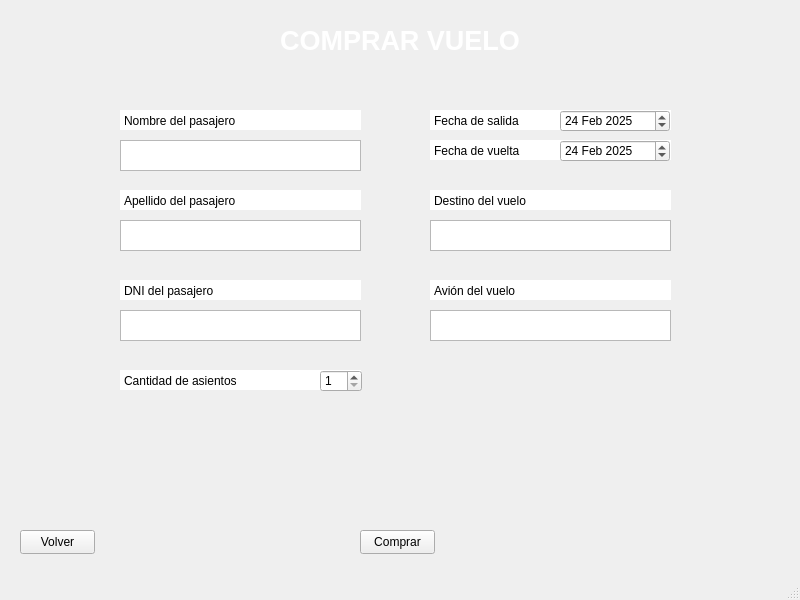
ilopjim13/PersistenciaDatos_PyQT, file compras.ui: the form before one commit.
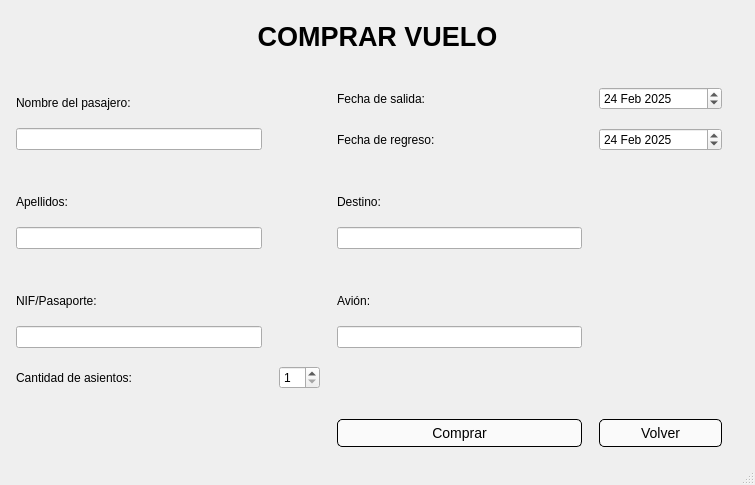
The form after the commit. Icons and pictures are not drawn.

Commit message: ventanas de compras y vuelos responsives

The edit to the form file:
```diff
--- a/compras.ui
+++ b/compras.ui
@@ -6,10 +6,16 @@
    <rect>
     <x>0</x>
     <y>0</y>
-    <width>800</width>
-    <height>600</height>
+    <width>755</width>
+    <height>485</height>
    </rect>
   </property>
+  <property name="minimumSize">
+   <size>
+    <width>755</width>
+    <height>485</height>
+   </size>
+  </property>
   <property name="windowTitle">
    <string>Vuelos App</string>
   </property>
@@ -20,518 +26,265 @@
     }
    </string>
   </property>
-  <widget class="QWidget" name="centralwidget">
-   <widget class="QLabel" name="Titulo">
-    <property name="geometry">
-     <rect>
-      <x>0</x>
-      <y>10</y>
-      <width>800</width>
-      <height>60</height>
-     </rect>
+  <widget class="QWidget" name="principal">
+   <layout class="QGridLayout" name="gridLayout" columnstretch="2,0,2,1,0">
+    <property name="leftMargin">
+     <number>16</number>
     </property>
-    <property name="font">
-     <font>
-      <family>Arial</family>
-      <pointsize>20</pointsize>
-      <bold>true</bold>
-     </font>
+    <property name="topMargin">
+     <number>16</number>
     </property>
-    <property name="layoutDirection">
-     <enum>Qt::LeftToRight</enum>
+    <property name="rightMargin">
+     <number>16</number>
     </property>
-    <property name="styleSheet">
-     <string notr="true">color: white;</string>
+    <property name="bottomMargin">
+     <number>16</number>
     </property>
-    <property name="text">
-     <string>COMPRAR VUELO</string>
+    <property name="horizontalSpacing">
+     <number>17</number>
     </property>
-    <property name="alignment">
-     <set>Qt::AlignCenter</set>
+    <property name="verticalSpacing">
+     <number>18</number>
     </property>
-   </widget>
-   <widget class="QTextEdit" name="te_nombre">
-    <property name="geometry">
-     <rect>
-      <x>120</x>
-      <y>140</y>
-      <width>241</width>
-      <height>31</height>
-     </rect>
-    </property>
-   </widget>
-   <widget class="QTextEdit" name="te_apellido">
-    <property name="geometry">
-     <rect>
-      <x>120</x>
-      <y>220</y>
-      <width>241</width>
-      <height>31</height>
-     </rect>
-    </property>
-   </widget>
-   <widget class="QSpinBox" name="bt_cantidad">
-    <property name="geometry">
-     <rect>
-      <x>320</x>
-      <y>370</y>
-      <width>42</width>
-      <height>22</height>
-     </rect>
-    </property>
-    <property name="minimum">
-     <number>1</number>
-    </property>
-   </widget>
-   <widget class="QTextEdit" name="te_dni">
-    <property name="geometry">
-     <rect>
-      <x>120</x>
-      <y>310</y>
-      <width>241</width>
-      <height>31</height>
-     </rect>
-    </property>
-   </widget>
-   <widget class="QPushButton" name="boton_comprar">
-    <property name="geometry">
-     <rect>
-      <x>360</x>
-      <y>530</y>
-      <width>75</width>
-      <height>24</height>
-     </rect>
-    </property>
-    <property name="text">
-     <string>Comprar</string>
-    </property>
-   </widget>
-   <widget class="QDateEdit" name="fc_salida">
-    <property name="geometry">
-     <rect>
-      <x>560</x>
-      <y>110</y>
-      <width>110</width>
-      <height>22</height>
-     </rect>
-    </property>
-    <property name="dateTime">
-     <datetime>
-      <hour>22</hour>
-      <minute>0</minute>
-      <second>0</second>
-      <year>2025</year>
-      <month>2</month>
-      <day>24</day>
-     </datetime>
-    </property>
-    <property name="date">
-     <date>
-      <year>2025</year>
-      <month>2</month>
-      <day>24</day>
-     </date>
-    </property>
-   </widget>
-   <widget class="QDateEdit" name="fc_vuelta">
-    <property name="geometry">
-     <rect>
-      <x>560</x>
-      <y>140</y>
-      <width>110</width>
-      <height>22</height>
-     </rect>
-    </property>
-    <property name="dateTime">
-     <datetime>
-      <hour>21</hour>
-      <minute>0</minute>
-      <second>0</second>
-      <year>2025</year>
-      <month>2</month>
-      <day>24</day>
-     </datetime>
-    </property>
-    <property name="date">
-     <date>
-      <year>2025</year>
-      <month>2</month>
-      <day>24</day>
-     </date>
-    </property>
-   </widget>
-   <widget class="QPlainTextEdit" name="plainTextEdit">
-    <property name="geometry">
-     <rect>
-      <x>120</x>
-      <y>110</y>
-      <width>241</width>
-      <height>20</height>
-     </rect>
-    </property>
-    <property name="acceptDrops">
-     <bool>true</bool>
-    </property>
-    <property name="frameShape">
-     <enum>QFrame::NoFrame</enum>
-    </property>
-    <property name="frameShadow">
-     <enum>QFrame::Sunken</enum>
-    </property>
-    <property name="verticalScrollBarPolicy">
-     <enum>Qt::ScrollBarAlwaysOff</enum>
-    </property>
-    <property name="horizontalScrollBarPolicy">
-     <enum>Qt::ScrollBarAlwaysOff</enum>
-    </property>
-    <property name="tabChangesFocus">
-     <bool>false</bool>
-    </property>
-    <property name="readOnly">
-     <bool>true</bool>
-    </property>
-    <property name="plainText">
-     <string>Nombre del pasajero</string>
-    </property>
-    <property name="backgroundVisible">
-     <bool>false</bool>
-    </property>
-    <property name="centerOnScroll">
-     <bool>false</bool>
-    </property>
-   </widget>
-   <widget class="QPlainTextEdit" name="plainTextEdit_2">
-    <property name="geometry">
-     <rect>
-      <x>120</x>
-      <y>190</y>
-      <width>241</width>
-      <height>20</height>
-     </rect>
-    </property>
-    <property name="acceptDrops">
-     <bool>true</bool>
-    </property>
-    <property name="frameShape">
-     <enum>QFrame::NoFrame</enum>
-    </property>
-    <property name="frameShadow">
-     <enum>QFrame::Sunken</enum>
-    </property>
-    <property name="verticalScrollBarPolicy">
-     <enum>Qt::ScrollBarAlwaysOff</enum>
-    </property>
-    <property name="horizontalScrollBarPolicy">
-     <enum>Qt::ScrollBarAlwaysOff</enum>
-    </property>
-    <property name="tabChangesFocus">
-     <bool>false</bool>
-    </property>
-    <property name="readOnly">
-     <bool>true</bool>
-    </property>
-    <property name="plainText">
-     <string>Apellido del pasajero</string>
-    </property>
-    <property name="backgroundVisible">
-     <bool>false</bool>
-    </property>
-    <property name="centerOnScroll">
-     <bool>false</bool>
-    </property>
-   </widget>
-   <widget class="QPlainTextEdit" name="plainTextEdit_3">
-    <property name="geometry">
-     <rect>
-      <x>120</x>
-      <y>280</y>
-      <width>241</width>
-      <height>20</height>
-     </rect>
-    </property>
-    <property name="acceptDrops">
-     <bool>true</bool>
-    </property>
-    <property name="frameShape">
-     <enum>QFrame::NoFrame</enum>
-    </property>
-    <property name="frameShadow">
-     <enum>QFrame::Sunken</enum>
-    </property>
-    <property name="verticalScrollBarPolicy">
-     <enum>Qt::ScrollBarAlwaysOff</enum>
-    </property>
-    <property name="horizontalScrollBarPolicy">
-     <enum>Qt::ScrollBarAlwaysOff</enum>
-    </property>
-    <property name="tabChangesFocus">
-     <bool>false</bool>
-    </property>
-    <property name="readOnly">
-     <bool>true</bool>
-    </property>
-    <property name="plainText">
-     <string>DNI del pasajero</string>
-    </property>
-    <property name="backgroundVisible">
-     <bool>false</bool>
-    </property>
-    <property name="centerOnScroll">
-     <bool>false</bool>
-    </property>
-   </widget>
-   <widget class="QPlainTextEdit" name="plainTextEdit_4">
-    <property name="geometry">
-     <rect>
-      <x>430</x>
-      <y>110</y>
-      <width>241</width>
-      <height>20</height>
-     </rect>
-    </property>
-    <property name="acceptDrops">
-     <bool>true</bool>
-    </property>
-    <property name="frameShape">
-     <enum>QFrame::NoFrame</enum>
-    </property>
-    <property name="frameShadow">
-     <enum>QFrame::Sunken</enum>
-    </property>
-    <property name="verticalScrollBarPolicy">
-     <enum>Qt::ScrollBarAlwaysOff</enum>
-    </property>
-    <property name="horizontalScrollBarPolicy">
-     <enum>Qt::ScrollBarAlwaysOff</enum>
-    </property>
-    <property name="tabChangesFocus">
-     <bool>false</bool>
-    </property>
-    <property name="readOnly">
-     <bool>true</bool>
-    </property>
-    <property name="plainText">
-     <string>Fecha de salida</string>
-    </property>
-    <property name="backgroundVisible">
-     <bool>false</bool>
-    </property>
-    <property name="centerOnScroll">
-     <bool>false</bool>
-    </property>
-   </widget>
-   <widget class="QPlainTextEdit" name="plainTextEdit_5">
-    <property name="geometry">
-     <rect>
-      <x>430</x>
-      <y>140</y>
-      <width>241</width>
-      <height>20</height>
-     </rect>
-    </property>
-    <property name="acceptDrops">
-     <bool>true</bool>
-    </property>
-    <property name="frameShape">
-     <enum>QFrame::NoFrame</enum>
-    </property>
-    <property name="frameShadow">
-     <enum>QFrame::Sunken</enum>
-    </property>
-    <property name="verticalScrollBarPolicy">
-     <enum>Qt::ScrollBarAlwaysOff</enum>
-    </property>
-    <property name="horizontalScrollBarPolicy">
-     <enum>Qt::ScrollBarAlwaysOff</enum>
-    </property>
-    <property name="tabChangesFocus">
-     <bool>false</bool>
-    </property>
-    <property name="readOnly">
-     <bool>true</bool>
-    </property>
-    <property name="plainText">
-     <string>Fecha de vuelta</string>
-    </property>
-    <property name="backgroundVisible">
-     <bool>false</bool>
-    </property>
-    <property name="centerOnScroll">
-     <bool>false</bool>
-    </property>
-   </widget>
-   <widget class="QPlainTextEdit" name="plainTextEdit_6">
-    <property name="geometry">
-     <rect>
-      <x>120</x>
-      <y>370</y>
-      <width>241</width>
-      <height>20</height>
-     </rect>
-    </property>
-    <property name="acceptDrops">
-     <bool>true</bool>
-    </property>
-    <property name="frameShape">
-     <enum>QFrame::NoFrame</enum>
-    </property>
-    <property name="frameShadow">
-     <enum>QFrame::Sunken</enum>
-    </property>
-    <property name="verticalScrollBarPolicy">
-     <enum>Qt::ScrollBarAlwaysOff</enum>
-    </property>
-    <property name="horizontalScrollBarPolicy">
-     <enum>Qt::ScrollBarAlwaysOff</enum>
-    </property>
-    <property name="tabChangesFocus">
-     <bool>false</bool>
-    </property>
-    <property name="readOnly">
-     <bool>true</bool>
-    </property>
-    <property name="plainText">
-     <string>Cantidad de asientos</string>
-    </property>
-    <property name="backgroundVisible">
-     <bool>false</bool>
-    </property>
-    <property name="centerOnScroll">
-     <bool>false</bool>
-    </property>
-   </widget>
-   <widget class="QPlainTextEdit" name="pt_destino">
-    <property name="geometry">
-     <rect>
-      <x>430</x>
-      <y>220</y>
-      <width>241</width>
-      <height>31</height>
-     </rect>
-    </property>
-   </widget>
-   <widget class="QPlainTextEdit" name="pt_vuelo">
-    <property name="geometry">
-     <rect>
-      <x>430</x>
-      <y>310</y>
-      <width>241</width>
-      <height>31</height>
-     </rect>
-    </property>
-   </widget>
-   <widget class="QPlainTextEdit" name="plainTextEdit_7">
-    <property name="geometry">
-     <rect>
-      <x>430</x>
-      <y>190</y>
-      <width>241</width>
-      <height>20</height>
-     </rect>
-    </property>
-    <property name="acceptDrops">
-     <bool>true</bool>
-    </property>
-    <property name="frameShape">
-     <enum>QFrame::NoFrame</enum>
-    </property>
-    <property name="frameShadow">
-     <enum>QFrame::Sunken</enum>
-    </property>
-    <property name="verticalScrollBarPolicy">
-     <enum>Qt::ScrollBarAlwaysOff</enum>
-    </property>
-    <property name="horizontalScrollBarPolicy">
-     <enum>Qt::ScrollBarAlwaysOff</enum>
-    </property>
-    <property name="tabChangesFocus">
-     <bool>false</bool>
-    </property>
-    <property name="readOnly">
-     <bool>true</bool>
-    </property>
-    <property name="plainText">
-     <string>Destino del vuelo</string>
-    </property>
-    <property name="backgroundVisible">
-     <bool>false</bool>
-    </property>
-    <property name="centerOnScroll">
-     <bool>false</bool>
-    </property>
-   </widget>
-   <widget class="QPlainTextEdit" name="plainTextEdit_8">
-    <property name="geometry">
-     <rect>
-      <x>430</x>
-      <y>280</y>
-      <width>241</width>
-      <height>20</height>
-     </rect>
-    </property>
-    <property name="acceptDrops">
-     <bool>true</bool>
-    </property>
-    <property name="frameShape">
-     <enum>QFrame::NoFrame</enum>
-    </property>
-    <property name="frameShadow">
-     <enum>QFrame::Sunken</enum>
-    </property>
-    <property name="verticalScrollBarPolicy">
-     <enum>Qt::ScrollBarAlwaysOff</enum>
-    </property>
-    <property name="horizontalScrollBarPolicy">
-     <enum>Qt::ScrollBarAlwaysOff</enum>
-    </property>
-    <property name="tabChangesFocus">
-     <bool>false</bool>
-    </property>
-    <property name="readOnly">
-     <bool>true</bool>
-    </property>
-    <property name="plainText">
-     <string>Avión del vuelo</string>
-    </property>
-    <property name="backgroundVisible">
-     <bool>false</bool>
-    </property>
-    <property name="centerOnScroll">
-     <bool>false</bool>
-    </property>
-   </widget>
-   <widget class="QPushButton" name="bt_volver">
-    <property name="geometry">
-     <rect>
-      <x>20</x>
-      <y>530</y>
-      <width>75</width>
-      <height>24</height>
-     </rect>
-    </property>
-    <property name="text">
-     <string>Volver</string>
-    </property>
-   </widget>
-   <zorder>plainTextEdit_5</zorder>
-   <zorder>plainTextEdit_4</zorder>
-   <zorder>plainTextEdit_6</zorder>
-   <zorder>Titulo</zorder>
-   <zorder>te_nombre</zorder>
-   <zorder>te_apellido</zorder>
-   <zorder>bt_cantidad</zorder>
-   <zorder>te_dni</zorder>
-   <zorder>boton_comprar</zorder>
-   <zorder>fc_salida</zorder>
-   <zorder>fc_vuelta</zorder>
-   <zorder>plainTextEdit</zorder>
-   <zorder>plainTextEdit_2</zorder>
-   <zorder>plainTextEdit_3</zorder>
-   <zorder>pt_destino</zorder>
-   <zorder>pt_vuelo</zorder>
-   <zorder>plainTextEdit_7</zorder>
-   <zorder>plainTextEdit_8</zorder>
-   <zorder>bt_volver</zorder>
+    <item row="9" column="0">
+     <widget class="QLineEdit" name="te_apellido"/>
+    </item>
+    <item row="3" column="0">
+     <widget class="QLabel" name="label">
+      <property name="text">
+       <string>Nombre del pasajero:</string>
+      </property>
+      <property name="alignment">
+       <set>Qt::AlignBottom|Qt::AlignLeading|Qt::AlignLeft</set>
+      </property>
+     </widget>
+    </item>
+    <item row="7" column="0">
+     <widget class="QLabel" name="label_2">
+      <property name="text">
+       <string>Apellidos:</string>
+      </property>
+      <property name="alignment">
+       <set>Qt::AlignBottom|Qt::AlignLeading|Qt::AlignLeft</set>
+      </property>
+     </widget>
+    </item>
+    <item row="13" column="0">
+     <widget class="QLineEdit" name="te_dni"/>
+    </item>
+    <item row="3" column="3">
+     <widget class="QDateEdit" name="fc_salida">
+      <property name="dateTime">
+       <datetime>
+        <hour>21</hour>
+        <minute>0</minute>
+        <second>0</second>
+        <year>2025</year>
+        <month>2</month>
+        <day>24</day>
+       </datetime>
+      </property>
+      <property name="date">
+       <date>
+        <year>2025</year>
+        <month>2</month>
+        <day>24</day>
+       </date>
+      </property>
+     </widget>
+    </item>
+    <item row="13" column="2">
+     <widget class="QLineEdit" name="pt_vuelo"/>
+    </item>
+    <item row="16" column="2">
+     <spacer name="verticalSpacer">
+      <property name="orientation">
+       <enum>Qt::Vertical</enum>
+      </property>
+      <property name="sizeType">
+       <enum>QSizePolicy::Fixed</enum>
+      </property>
+      <property name="sizeHint" stdset="0">
+       <size>
+        <width>0</width>
+        <height>12</height>
+       </size>
+      </property>
+     </spacer>
+    </item>
+    <item row="7" column="2">
+     <widget class="QLabel" name="label_5">
+      <property name="text">
+       <string>Destino:</string>
+      </property>
+      <property name="alignment">
+       <set>Qt::AlignBottom|Qt::AlignLeading|Qt::AlignLeft</set>
+      </property>
+     </widget>
+    </item>
+    <item row="0" column="0" colspan="5">
+     <widget class="QLabel" name="Titulo">
+      <property name="font">
+       <font>
+        <family>Arial</family>
+        <pointsize>20</pointsize>
+        <bold>true</bold>
+       </font>
+      </property>
+      <property name="layoutDirection">
+       <enum>Qt::LeftToRight</enum>
+      </property>
+      <property name="styleSheet">
+       <string notr="true">color: black;</string>
+      </property>
+      <property name="text">
+       <string>COMPRAR VUELO</string>
+      </property>
+      <property name="alignment">
+       <set>Qt::AlignCenter</set>
+      </property>
+     </widget>
+    </item>
+    <item row="9" column="2">
+     <widget class="QLineEdit" name="pt_destino"/>
+    </item>
+    <item row="17" column="3">
+     <widget class="QPushButton" name="bt_volver">
+      <property name="styleSheet">
+       <string notr="true">QPushButton {
+    background-color: rgba(255, 255, 255, 180); /* Fondo blanco semi-transparente */
+    border: 1px solid black;  /* Borde negro */
+    border-radius: 5px;  /* Esquinas redondeadas */
+    font-size: 14px;  /* Tamaño del texto */
+    padding: 5px;  /* Espaciado interno */
+}
+
+QPushButton:hover {
+    background-color: rgba(200, 200, 200, 200); /* Cambio de color al pasar el mouse */
+}
+
+QPushButton:pressed {
+    background-color: rgba(180, 180, 180, 200); /* Color más oscuro al presionar */
+}</string>
+      </property>
+      <property name="text">
+       <string>Volver</string>
+      </property>
+     </widget>
+    </item>
+    <item row="17" column="2">
+     <widget class="QPushButton" name="boton_comprar">
+      <property name="styleSheet">
+       <string notr="true">QPushButton {
+    background-color: rgba(255, 255, 255, 180); /* Fondo blanco semi-transparente */
+    border: 1px solid black;  /* Borde negro */
+    border-radius: 5px;  /* Esquinas redondeadas */
+    font-size: 14px;  /* Tamaño del texto */
+    padding: 5px;  /* Espaciado interno */
+}
+
+QPushButton:hover {
+    background-color: rgba(200, 200, 200, 200); /* Cambio de color al pasar el mouse */
+}
+
+QPushButton:pressed {
+    background-color: rgba(180, 180, 180, 200); /* Color más oscuro al presionar */
+}</string>
+      </property>
+      <property name="text">
+       <string>Comprar</string>
+      </property>
+     </widget>
+    </item>
+    <item row="15" column="0">
+     <widget class="QLabel" name="label_7">
+      <property name="text">
+       <string>Cantidad de asientos:</string>
+      </property>
+     </widget>
+    </item>
+    <item row="5" column="2">
+     <widget class="QLabel" name="label_8">
+      <property name="text">
+       <string>Fecha de regreso:</string>
+      </property>
+     </widget>
+    </item>
+    <item row="15" column="1">
+     <widget class="QSpinBox" name="bt_cantidad">
+      <property name="minimum">
+       <number>1</number>
+      </property>
+     </widget>
+    </item>
+    <item row="5" column="0">
+     <widget class="QLineEdit" name="te_nombre"/>
+    </item>
+    <item row="11" column="0">
+     <widget class="QLabel" name="label_3">
+      <property name="text">
+       <string>NIF/Pasaporte:</string>
+      </property>
+      <property name="alignment">
+       <set>Qt::AlignBottom|Qt::AlignLeading|Qt::AlignLeft</set>
+      </property>
+     </widget>
+    </item>
+    <item row="11" column="2">
+     <widget class="QLabel" name="label_6">
+      <property name="text">
+       <string>Avión:</string>
+      </property>
+      <property name="alignment">
+       <set>Qt::AlignBottom|Qt::AlignLeading|Qt::AlignLeft</set>
+      </property>
+     </widget>
+    </item>
+    <item row="3" column="2">
+     <widget class="QLabel" name="label_4">
+      <property name="text">
+       <string>Fecha de salida:</string>
+      </property>
+     </widget>
+    </item>
+    <item row="5" column="3">
+     <widget class="QDateEdit" name="fc_vuelta">
+      <property name="dateTime">
+       <datetime>
+        <hour>20</hour>
+        <minute>0</minute>
+        <second>0</second>
+        <year>2025</year>
+        <month>2</month>
+        <day>24</day>
+       </datetime>
+      </property>
+      <property name="date">
+       <date>
+        <year>2025</year>
+        <month>2</month>
+        <day>24</day>
+       </date>
+      </property>
+     </widget>
+    </item>
+    <item row="1" column="0">
+     <spacer name="verticalSpacer_2">
+      <property name="orientation">
+       <enum>Qt::Vertical</enum>
+      </property>
+      <property name="sizeType">
+       <enum>QSizePolicy::Fixed</enum>
+      </property>
+      <property name="sizeHint" stdset="0">
+       <size>
+        <width>20</width>
+        <height>12</height>
+       </size>
+      </property>
+     </spacer>
+    </item>
+   </layout>
   </widget>
   <widget class="QStatusBar" name="statusbar"/>
  </widget>
```
Left out of the diff: 10 changed lines with no effect on the pictures. The commit also changes 9 other files.
